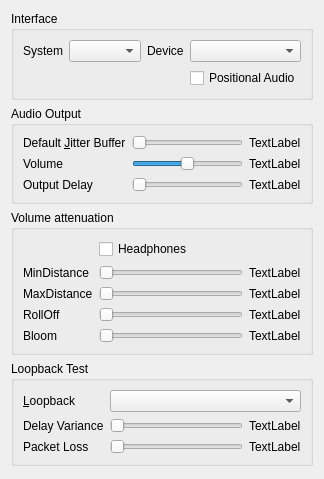
Before: the Qt Designer form src/mumble/AudioOutput.ui in mumble-voip/mumble, drawn with Qt 5.
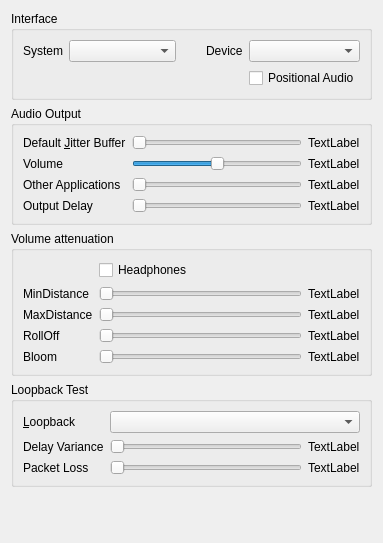
After: the same form once the commit is applied.

Commit message: When using WASAPI, decrease the volume of other applications during speech.

What changed in the file:
```diff
--- a/src/mumble/AudioOutput.ui
+++ b/src/mumble/AudioOutput.ui
@@ -5,14 +5,14 @@
    <rect>
     <x>0</x>
     <y>0</y>
-    <width>317</width>
-    <height>479</height>
+    <width>383</width>
+    <height>543</height>
    </rect>
   </property>
   <property name="windowTitle" >
    <string>Form</string>
   </property>
-  <layout class="QVBoxLayout" >
+  <layout class="QVBoxLayout" name="verticalLayout" >
    <item>
     <widget class="QGroupBox" name="qgbInterfaces" >
      <property name="title" >
@@ -102,7 +102,7 @@
      <property name="title" >
       <string>Audio Output</string>
      </property>
-     <layout class="QGridLayout" >
+     <layout class="QGridLayout" name="gridLayout" >
       <item row="0" column="0" >
        <widget class="QLabel" name="label_17" >
         <property name="text" >
@@ -188,6 +188,23 @@
        </widget>
       </item>
       <item row="2" column="0" >
+       <widget class="QLabel" name="label_12" >
+        <property name="text" >
+         <string>Other Applications</string>
+        </property>
+        <property name="buddy" >
+         <cstring>qsVolume</cstring>
+        </property>
+       </widget>
+      </item>
+      <item row="2" column="2" >
+       <widget class="QLabel" name="qlOtherVolume" >
+        <property name="text" >
+         <string>TextLabel</string>
+        </property>
+       </widget>
+      </item>
+      <item row="3" column="0" >
        <widget class="QLabel" name="label_6" >
         <property name="text" >
          <string>Output Delay</string>
@@ -197,7 +214,7 @@
         </property>
        </widget>
       </item>
-      <item row="2" column="1" >
+      <item row="3" column="1" >
        <widget class="QSlider" name="qsDelay" >
         <property name="toolTip" >
          <string>Amount of data to buffer</string>
@@ -219,13 +236,32 @@
         </property>
        </widget>
       </item>
-      <item row="2" column="2" >
+      <item row="3" column="2" >
        <widget class="QLabel" name="qlDelay" >
         <property name="text" >
          <string>TextLabel</string>
         </property>
        </widget>
       </item>
+      <item row="2" column="1" >
+       <widget class="QSlider" name="qsOtherVolume" >
+        <property name="toolTip" >
+         <string>Volume of other applications during speech</string>
+        </property>
+        <property name="whatsThis" >
+         <string>&lt;b>Decrease volume of other applications during speech.&lt;/b>&lt;br />Mumble supports decreasing the volume of other applications during incoming speech. This sets the relative volume of other applications when others are talking.</string>
+        </property>
+        <property name="minimum" >
+         <number>0</number>
+        </property>
+        <property name="maximum" >
+         <number>100</number>
+        </property>
+        <property name="orientation" >
+         <enum>Qt::Horizontal</enum>
+        </property>
+       </widget>
+      </item>
      </layout>
     </widget>
    </item>
```
Left out of the diff: 12 changed lines with no effect on the pictures. The commit also changes 8 other files.
